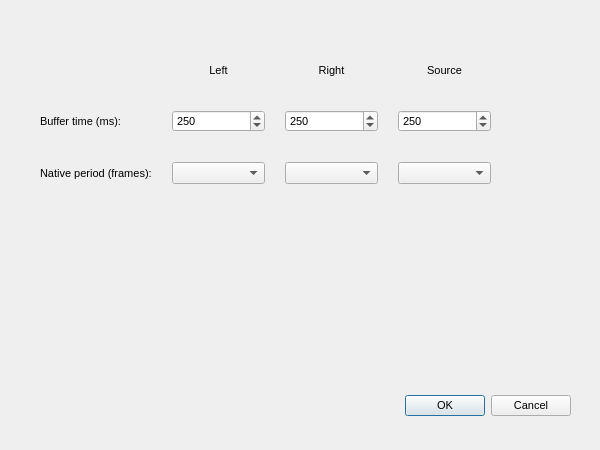
Before: the Qt Designer form src/SoundSplitter/integration/app/ui/preferences.ui in handsome-Druid/SoundSplitter, drawn with Qt 5.
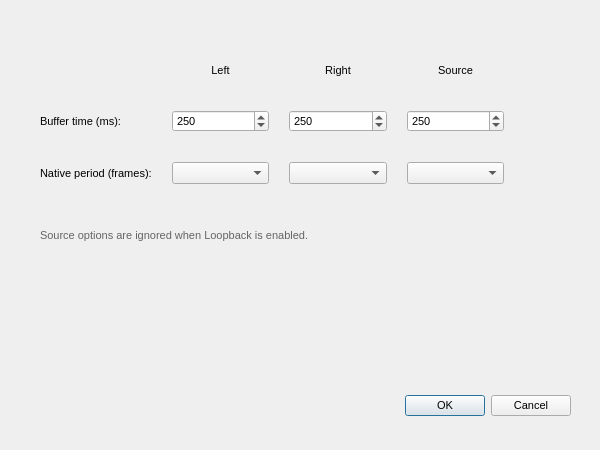
After: the same form once the commit is applied.

The edit to the form file:
```diff
--- a/src/SoundSplitter/integration/app/ui/preferences.ui
+++ b/src/SoundSplitter/integration/app/ui/preferences.ui
@@ -49,7 +49,7 @@
     <rect>
      <x>40</x>
      <y>60</y>
-     <width>451</width>
+     <width>464</width>
      <height>124</height>
     </rect>
    </property>
@@ -157,6 +157,22 @@
     </item>
    </layout>
   </widget>
+  <widget class="QLabel" name="label">
+   <property name="geometry">
+    <rect>
+     <x>40</x>
+     <y>220</y>
+     <width>391</width>
+     <height>31</height>
+    </rect>
+   </property>
+   <property name="styleSheet">
+    <string notr="true">color: rgb(100, 100, 100)</string>
+   </property>
+   <property name="text">
+    <string>Source options are ignored when Loopback is enabled.</string>
+   </property>
+  </widget>
  </widget>
  <resources/>
  <connections>
```
Left out of the diff: 21 changed lines with no effect on the pictures.
